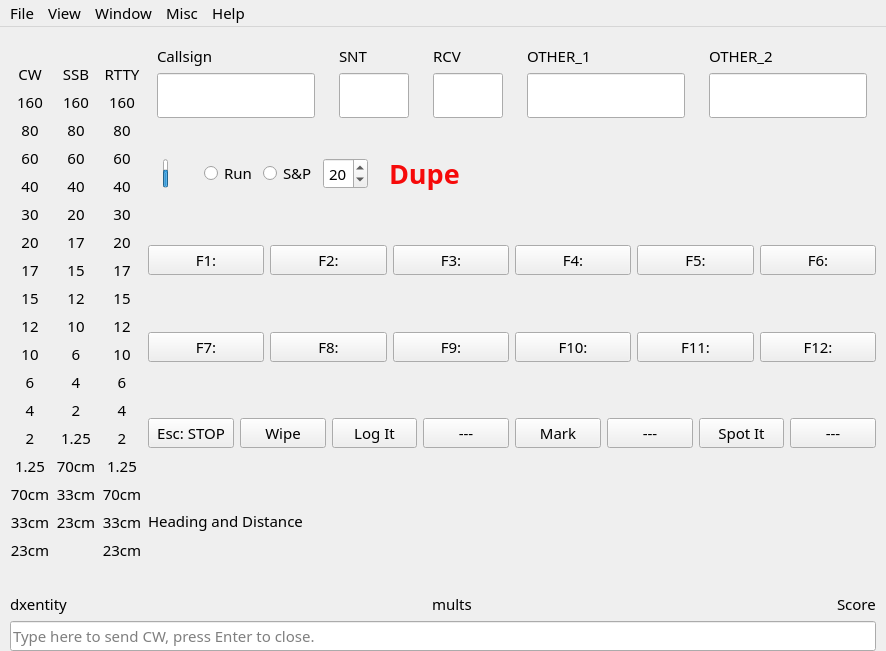
First picture: the form in not1mm/data/main.ui, repository mbridak/not1mm, before the edit.
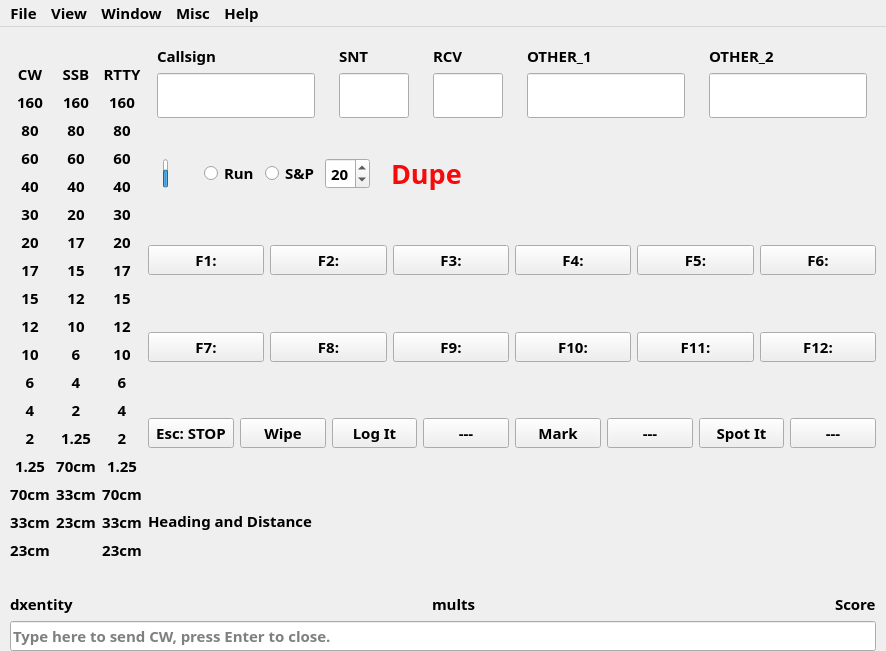
Second picture: the form after the edit. Icons and pictures are not drawn.

Commit message: @mbridak Get rid of the font warning.

Patch:
```diff
--- a/not1mm/data/main.ui
+++ b/not1mm/data/main.ui
@@ -21,8 +21,9 @@
   </property>
   <property name="font">
    <font>
-    <family>JetBrains Mono Light</family>
+    <family>JetBrains Mono</family>
     <pointsize>11</pointsize>
+    <weight>100</weight>
    </font>
   </property>
   <property name="focusPolicy">
@@ -1062,8 +1063,9 @@
              <widget class="QLabel" name="server_icon">
               <property name="font">
                <font>
-                <family>JetBrains Mono ExtraLight</family>
+                <family>JetBrains Mono</family>
                 <pointsize>11</pointsize>
+                <weight>100</weight>
                </font>
               </property>
               <property name="text">
@@ -1078,7 +1080,7 @@
               </property>
               <property name="font">
                <font>
-                <family>JetBrains Mono Light</family>
+                <family>JetBrains Mono</family>
                 <pointsize>20</pointsize>
                 <bold>true</bold>
                </font>
@@ -1522,8 +1524,9 @@
    <widget class="QMenu" name="menuFile">
     <property name="font">
      <font>
-      <family>JetBrains Mono Light</family>
+      <family>JetBrains Mono</family>
       <pointsize>11</pointsize>
+      <weight>100</weight>
      </font>
     </property>
     <property name="title">
```
Left out of the diff: 104 changed lines with no effect on the pictures. The commit also changes 2 other files.
